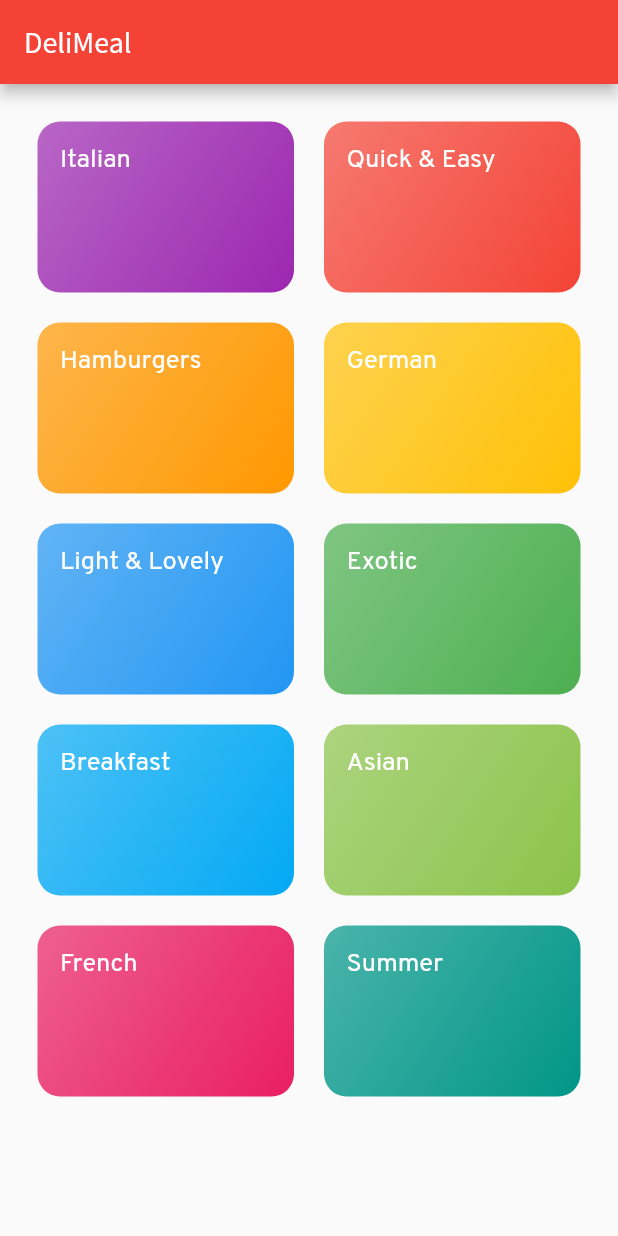
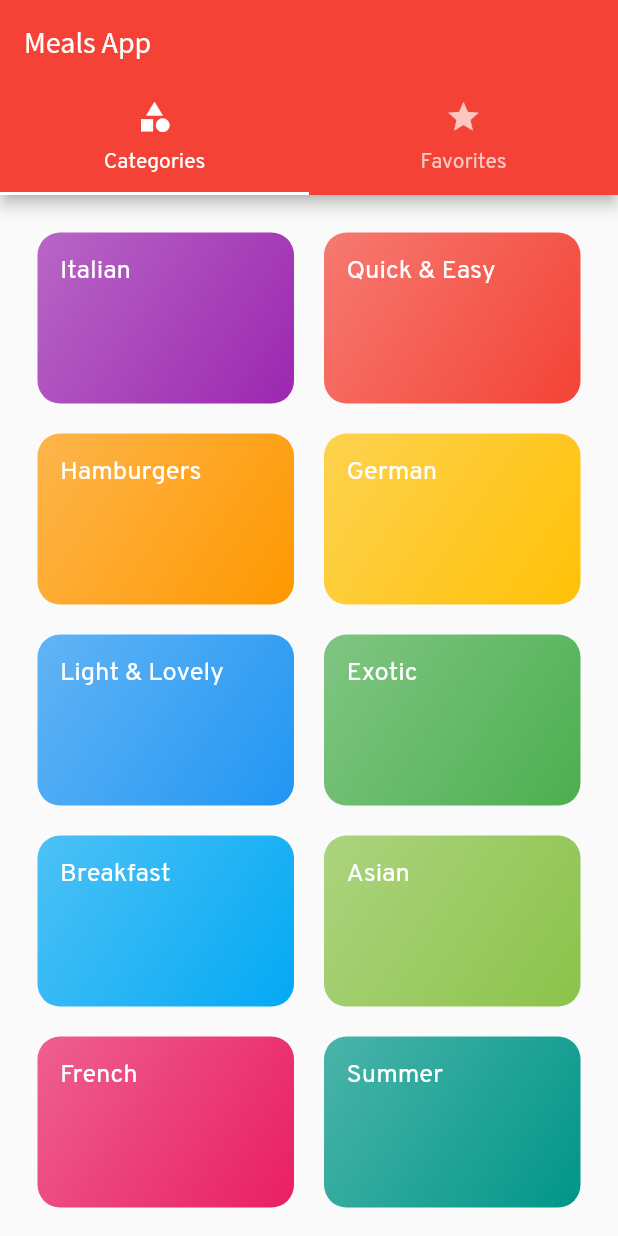
Before and after one commit to Jeetin9410/flutter, a Flutter app: the screen it shows after launch, on a phone screen of 412 x 824 dp. Run offline on Flutter 3.47's test engine with Material 2 defaults, Android fonts, the phone set to English and light mode, and no system bars.

Commit message:
TabBar added

```diff
--- a/lib/main.dart
+++ b/lib/main.dart
@@ -1,6 +1,7 @@
 import 'package:flutter/material.dart';
 import 'package:flutter/services.dart';
 import 'package:flutter_first_project/screens/categories_screen.dart';
+import 'package:flutter_first_project/screens/tabs_screen.dart';
 void main(){
   SystemChrome.setPreferredOrientations([  // now app will always be in Portrait mode always
     DeviceOrientation.portraitUp,
@@ -39,7 +40,7 @@ class MyApp extends StatelessWidget {
           )
 
       ),
-      home: CategoriesScreen(),
+      home: TabsScreen(),
 
     );
   }
--- a/lib/screens/categories_screen.dart
+++ b/lib/screens/categories_screen.dart
@@ -5,12 +5,7 @@ import '../dummy-data.dart';
 class CategoriesScreen extends StatelessWidget {
   @override
   Widget build(BuildContext context) {
-    return Scaffold(
-      appBar: AppBar(
-        title: const Text('DeliMeal'),
-      ),
-
-       body: GridView(
+    return GridView(
         padding: const EdgeInsets.all(25),
         children: DUMMY_CATEGORIES
             .map(
@@ -27,7 +22,6 @@ class CategoriesScreen extends StatelessWidget {
           crossAxisSpacing: 20,
           mainAxisSpacing: 20,
         ),
-      ),
-    );
+      );
   }
 }
--- /dev/null
+++ b/lib/screens/favorites_screen.dart
@@ -0,0 +1,9 @@
+import 'package:flutter/material.dart';
+class FavoritesScreen extends StatelessWidget {
+  @override
+  Widget build(BuildContext context) {
+    return Center(
+      child: Text("The Favorites Screen"),
+    );
+  }
+}
--- /dev/null
+++ b/lib/screens/tabs_screen.dart
@@ -0,0 +1,30 @@
+import 'package:flutter/material.dart';
+import 'package:flutter_first_project/screens/categories_screen.dart';
+import 'package:flutter_first_project/screens/favorites_screen.dart';
+class TabsScreen extends StatefulWidget {
+  @override
+  _TabsScreenState createState() => _TabsScreenState();
+}
+
+class _TabsScreenState extends State<TabsScreen> {
+  @override
+  Widget build(BuildContext context) {
+    return DefaultTabController(length: 2, child: Scaffold(
+      appBar: AppBar(
+        title: Text('Meals App'),
+        bottom: TabBar(
+            indicatorColor: Colors.white,
+
+            tabs: <Widget>[
+          Tab( icon: Icon(Icons.category),text: "Categories",),
+          Tab(icon: Icon(Icons.star),text: "Favorites",),
+        ]),
+      ),
+      body: TabBarView(children: <Widget>[
+        CategoriesScreen(),
+        FavoritesScreen()
+      ]),
+
+    ));
+  }
+}
```
